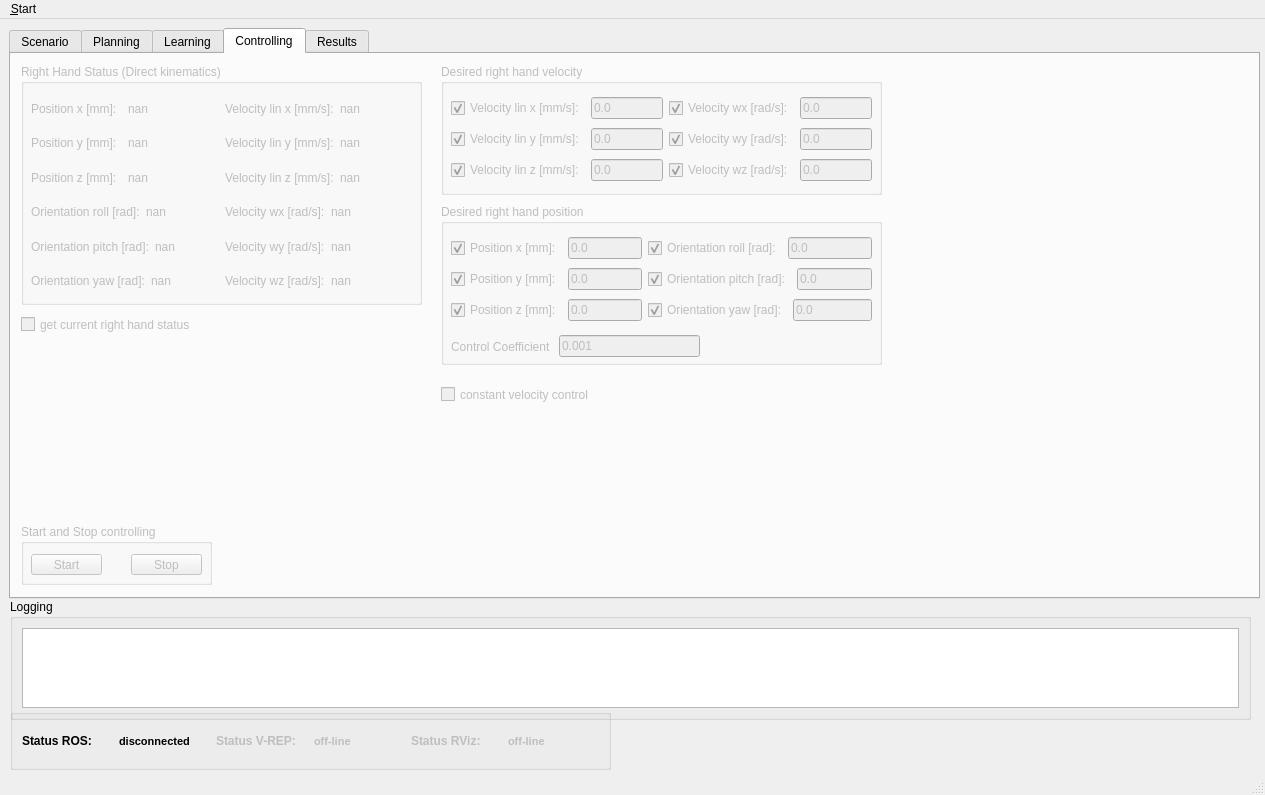
Qt form ui/main_window.ui (zohannn/motion_manager) before a commit.
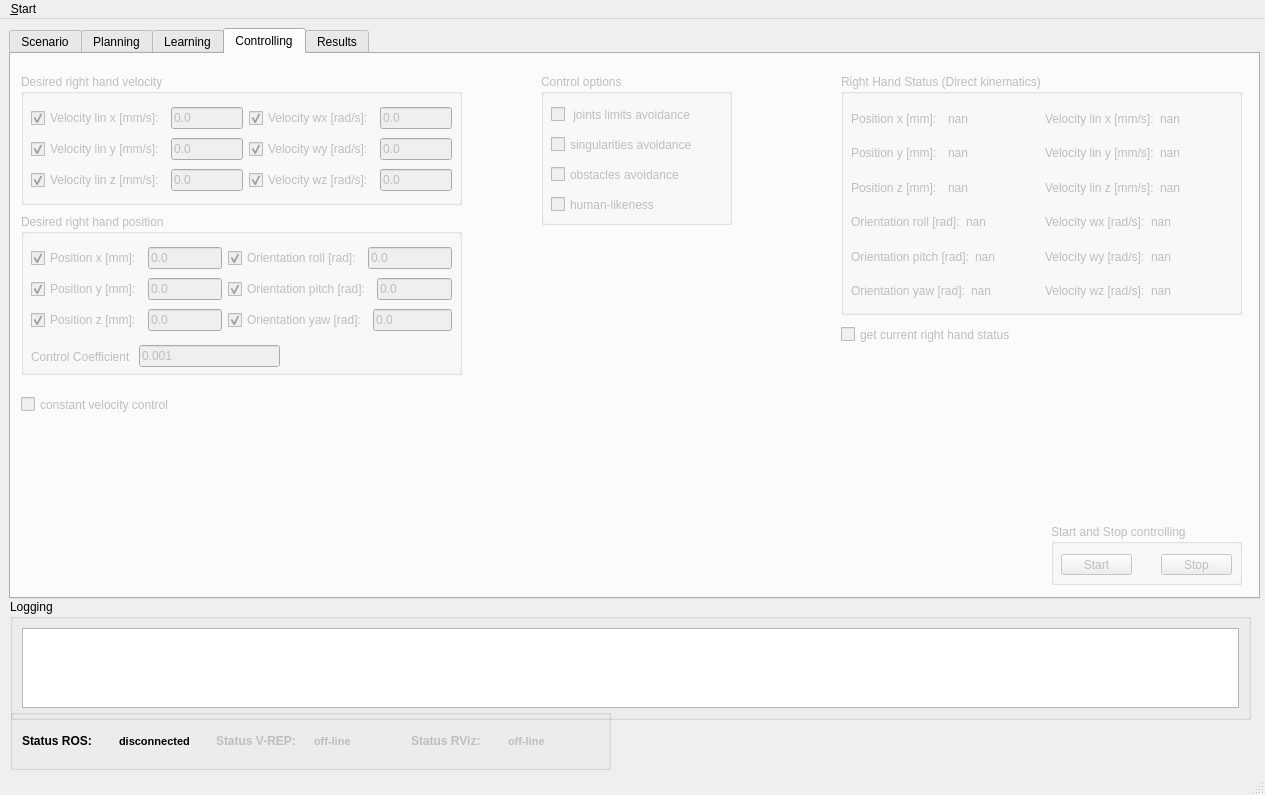
The same form after that commit. The open tabs and pages were chosen to show the change. Icons and pictures are not drawn. Custom widgets are drawn as their Qt base class.

Commit message: added scenario to test joints limits and singularities

The edit to the form file:
```diff
--- a/ui/main_window.ui
+++ b/ui/main_window.ui
@@ -1744,8 +1744,8 @@
       </property>
       <property name="geometry">
        <rect>
-        <x>430</x>
-        <y>10</y>
+        <x>10</x>
+        <y>20</y>
         <width>441</width>
         <height>131</height>
        </rect>
@@ -1903,8 +1903,8 @@
      <widget class="QGroupBox" name="groupBox_des_right_hand_pos">
       <property name="geometry">
        <rect>
-        <x>430</x>
-        <y>150</y>
+        <x>10</x>
+        <y>160</y>
         <width>441</width>
         <height>161</height>
        </rect>
@@ -2088,8 +2088,8 @@
      <widget class="QCheckBox" name="checkBox_right_hand_status">
       <property name="geometry">
        <rect>
-        <x>10</x>
-        <y>260</y>
+        <x>830</x>
+        <y>270</y>
         <width>211</width>
         <height>21</height>
        </rect>
@@ -2101,8 +2101,8 @@
      <widget class="QCheckBox" name="checkBox_const_vel_control">
       <property name="geometry">
        <rect>
-        <x>430</x>
-        <y>330</y>
+        <x>10</x>
+        <y>340</y>
         <width>181</width>
         <height>21</height>
        </rect>
@@ -2117,8 +2117,8 @@
       </property>
       <property name="geometry">
        <rect>
-        <x>10</x>
-        <y>10</y>
+        <x>830</x>
+        <y>20</y>
         <width>401</width>
         <height>241</height>
        </rect>
@@ -2366,7 +2366,7 @@
      <widget class="QGroupBox" name="groupBox_control">
       <property name="geometry">
        <rect>
-        <x>10</x>
+        <x>1040</x>
         <y>470</y>
         <width>191</width>
         <height>61</height>
@@ -2402,6 +2402,71 @@
        </property>
       </widget>
      </widget>
+     <widget class="QGroupBox" name="groupBox_options">
+      <property name="geometry">
+       <rect>
+        <x>530</x>
+        <y>20</y>
+        <width>191</width>
+        <height>151</height>
+       </rect>
+      </property>
+      <property name="title">
+       <string>Control options</string>
+      </property>
+      <widget class="QCheckBox" name="checkBox_hl_add">
+       <property name="geometry">
+        <rect>
+         <x>10</x>
+         <y>120</y>
+         <width>171</width>
+         <height>21</height>
+        </rect>
+       </property>
+       <property name="text">
+        <string>human-likeness</string>
+       </property>
+      </widget>
+      <widget class="QCheckBox" name="checkBox_joints_limits_av">
+       <property name="geometry">
+        <rect>
+         <x>10</x>
+         <y>30</y>
+         <width>171</width>
+         <height>21</height>
+        </rect>
+       </property>
+       <property name="text">
+        <string> joints limits avoidance</string>
+       </property>
+      </widget>
+      <widget class="QCheckBox" name="checkBox_sing_av">
+       <property name="geometry">
+        <rect>
+         <x>10</x>
+         <y>60</y>
+         <width>171</width>
+         <height>21</height>
+        </rect>
+       </property>
+       <property name="text">
+        <string>singularities avoidance</string>
+       </property>
+      </widget>
+      <widget class="QCheckBox" name="checkBox_obsts_av">
+       <property name="geometry">
+        <rect>
+         <x>10</x>
+         <y>90</y>
+         <width>171</width>
+         <height>21</height>
+        </rect>
+       </property>
+       <property name="text">
+        <string>obstacles avoidance</string>
+       </property>
+      </widget>
+     </widget>
     </widget>
     <widget class="QWidget" name="tab_results">
      <property name="enabled">
```
Left out of the diff: 4 changed lines with no effect on the pictures. The commit also changes 3 other files.
